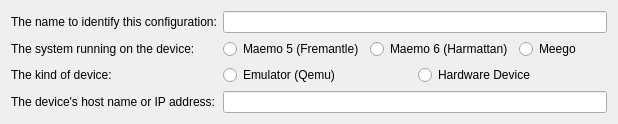
Old version of the form src/plugins/qt4projectmanager/qt-maemo/maemodeviceconfigwizardstartpage.ui in the repository qt-creator/qt-creator.
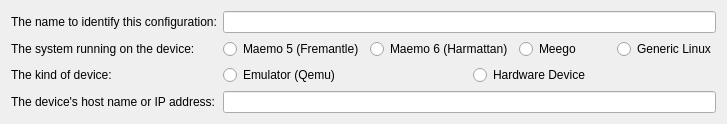
New version of the form.

Commit message:
Start making the Maemo support more generic.
This includes:
    - decoupling deploy configurations from targets (Reviewed-by: dt)
    - adding a "Generic Linux" device type
    - splitting up the Maemo deployment step into small pieces that
      can be combined in different ways (and much more easily maintained)
    - adding a new version handler for pro.user files
      (Reviewed-by: Tobias Hunger)

Also:
  - Add and use an SSH manager class for easier connection sharing.
  - Make the SSH connection parameters a fixed attribute of the connection.

Patch:
```diff
--- a/src/plugins/qt4projectmanager/qt-maemo/maemodeviceconfigwizardstartpage.ui
+++ b/src/plugins/qt4projectmanager/qt-maemo/maemodeviceconfigwizardstartpage.ui
@@ -6,7 +6,7 @@
    <rect>
     <x>0</x>
     <y>0</y>
-    <width>618</width>
+    <width>727</width>
     <height>122</height>
    </rect>
   </property>
@@ -54,6 +54,13 @@
        </property>
       </widget>
      </item>
+     <item>
+      <widget class="QRadioButton" name="genericLinuxButton">
+       <property name="text">
+        <string>Generic Linux</string>
+       </property>
+      </widget>
+     </item>
     </layout>
    </item>
    <item row="2" column="0">
```
The commit also changes 90 other files.
